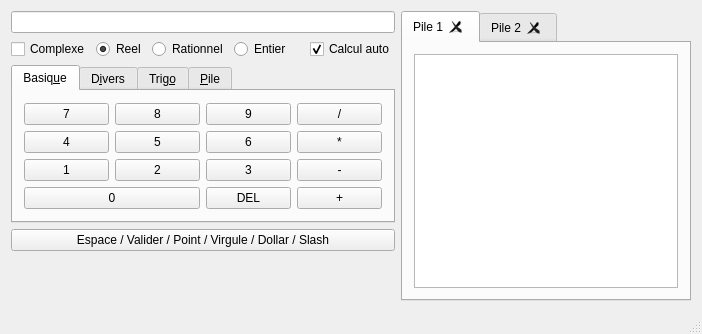
First picture: the form in ProjetLO21/mainwindow.ui, repository Pitouli/lo21-ahmed-pitouli, before the edit.
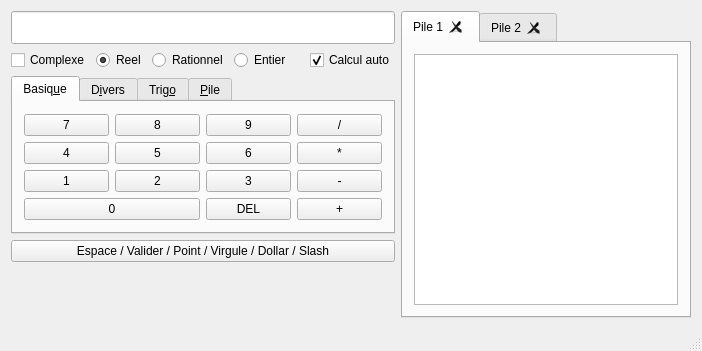
Second picture: the form after the edit.

What changed in the file:
```diff
--- a/ProjetLO21/mainwindow.ui
+++ b/ProjetLO21/mainwindow.ui
@@ -7,7 +7,7 @@
     <x>0</x>
     <y>0</y>
     <width>702</width>
-    <height>334</height>
+    <height>351</height>
    </rect>
   </property>
   <property name="windowTitle">
@@ -17,6 +17,11 @@
    <layout class="QGridLayout" name="gridLayout_7">
     <item row="0" column="0">
      <widget class="QLineEdit" name="lineSaisie">
+      <property name="font">
+       <font>
+        <pointsize>16</pointsize>
+       </font>
+      </property>
       <property name="mouseTracking">
        <bool>false</bool>
       </property>
@@ -51,7 +56,16 @@
        </attribute>
        <layout class="QHBoxLayout" name="horizontalLayout">
         <item>
-         <widget class="QListWidget" name="listWidget_pile_1"/>
+         <widget class="QListWidget" name="listWidget_pile_1">
+          <property name="font">
+           <font>
+            <pointsize>16</pointsize>
+           </font>
+          </property>
+          <property name="showDropIndicator" stdset="0">
+           <bool>false</bool>
+          </property>
+         </widget>
         </item>
        </layout>
       </widget>
```
